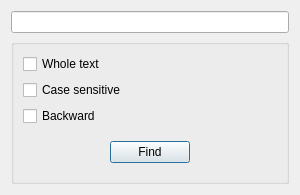
Old version of the form finddialog.ui in the repository VitalyGladyshev/GB-text-editor.
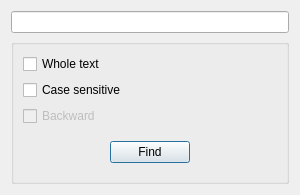
New version of the form.

The edit to the form file:
```diff
--- a/finddialog.ui
+++ b/finddialog.ui
@@ -60,6 +60,9 @@
       </item>
       <item>
        <widget class="QCheckBox" name="checkBoxBackward">
+        <property name="enabled">
+         <bool>false</bool>
+        </property>
         <property name="text">
          <string>Backward</string>
         </property>
```
